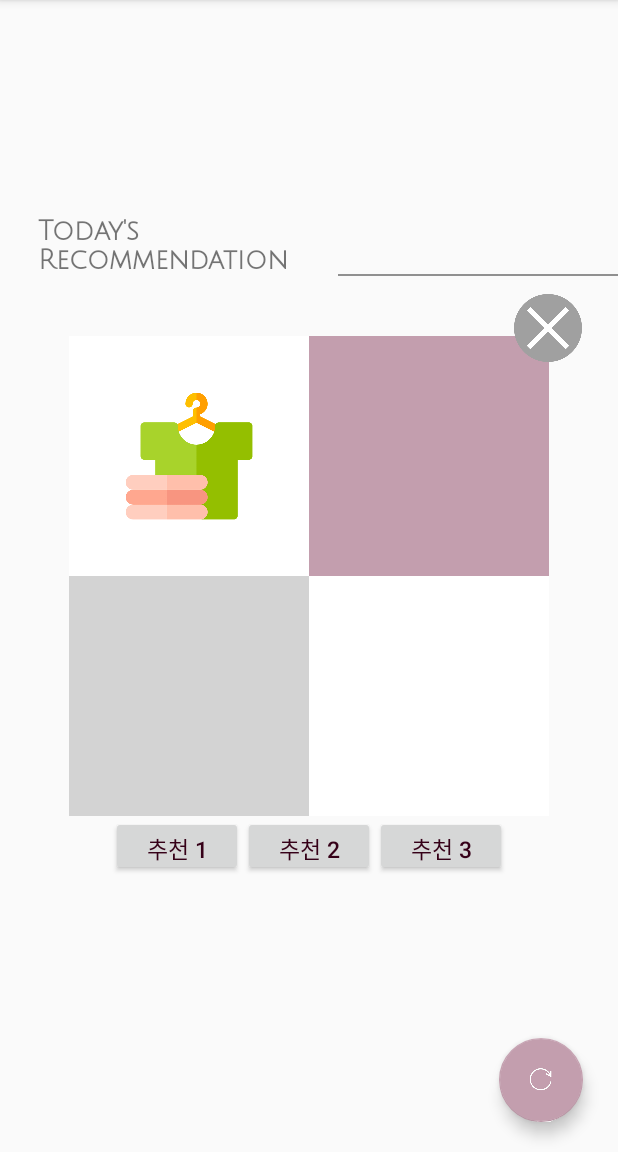
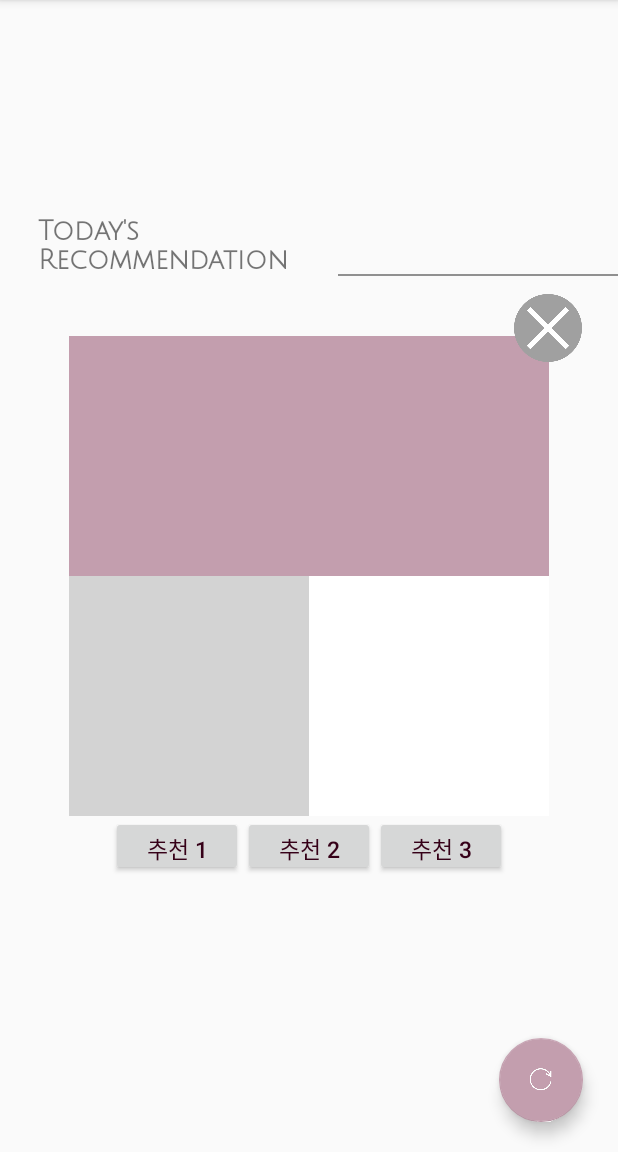
Before and after one commit to rrrjuchin/CLOSETCLOSER, an Android app: the DailyRecommendationActivity screen opened directly, with no data from a screen before it, after a tap on an icon or button, on a phone screen of 412 x 824 dp, the part 84-1236 px from its top. Run offline under Robolectric (Android 15) with nearby library versions, the phone set to English and light mode, and no system bars; our stand-ins replace Firebase (no records; nobody signed in at launch, a user with empty details on screens opened directly), Volley; libraries missing offline, so code that uses them is left out: com.facebook, com.facebook.login; network calls fail.

Commit message:
DailyRecommendationButton
test version

```diff
--- a/ClosetCloser/app/src/main/java/com/team1/se2018/closetcloser/DailyRecommendationActivity.java
+++ b/ClosetCloser/app/src/main/java/com/team1/se2018/closetcloser/DailyRecommendationActivity.java
@@ -14,6 +14,23 @@ import android.widget.FrameLayout;
 import android.widget.TextView;
 import android.widget.Toast;
 
+import com.android.volley.AuthFailureError;
+import com.android.volley.DefaultRetryPolicy;
+import com.android.volley.Request;
+import com.android.volley.RequestQueue;
+import com.android.volley.Response;
+import com.android.volley.VolleyError;
+import com.android.volley.toolbox.StringRequest;
+import com.android.volley.toolbox.Volley;
+import com.google.firebase.auth.FirebaseUser;
+import com.google.firebase.auth.FirebaseAuth;
+
+import org.json.JSONException;
+import org.json.JSONObject;
+
+import java.util.HashMap;
+import java.util.Map;
+
 public class DailyRecommendationActivity extends Fragment
         implements DRChildFragment.OnFragmentInteractionListener,
         DRChildFragment2.OnFragmentInteractionListener{
@@ -24,6 +41,19 @@ public class DailyRecommendationActivity extends Fragment
     final Fragment childFragment = new DRChildFragment();
     final Fragment childFragment2 = new DRChildFragment2();
     final Fragment childFragment3 = new DRChildFragment3();
+
+    private FirebaseAuth firebaseAuth = FirebaseAuth.getInstance();
+    private FirebaseUser firebaseUser = firebaseAuth.getCurrentUser();
+
+
+    final String SERVER_URL_R = "http://54.180.112.26/recommend.php";
+    final int MY_SOCKET_TIMEOUT_MS_R = 50000;
+
+    protected String[] random_category = new String[3];
+    protected String[] random_color = new String[3];
+
+    protected String[] recommend_category = new String[3];
+    protected String[] recommend_color = new String[3];
 
     @Override
     public View onCreateView(LayoutInflater inflater, ViewGroup container,
@@ -111,10 +141,14 @@ public class DailyRecommendationActivity extends Fragment
         refreshBtn.setOnClickListener(new View.OnClickListener() {
             @Override
             public void onClick(View v) {
+                test();
                 // get new recommendation
+                recommendationService();
 
             }
         });
+
+
 
     }
 
@@ -150,4 +184,64 @@ public class DailyRecommendationActivity extends Fragment
         // TODO: Update argument type and name
         void messageFromParentFragment(Uri uri);
     }
+
+    private void recommendationService(){
+        String user_id = firebaseUser.getUid();
+
+        // post image to server
+        StringRequest stringRequest = new StringRequest(Request.Method.POST, SERVER_URL_R, new Response.Listener<String>() {
+            @Override
+            public void onResponse(String response) {
+                try{
+                    JSONObject obj = new JSONObject(response);
+                    recommend_category[0] = obj.optString("category_1");
+                    recommend_category[1] = obj.optString("category_2");
+                    recommend_category[2] = obj.optString("category_3");
+                    recommend_color[0] = obj.optString("color_1");
+                    recommend_color[1] = obj.optString("color_2");
+                    recommend_color[2] = obj.optString("color_3");
+                }catch(JSONException e){
+                    e.printStackTrace();
+                }
+            }
+        }, new Response.ErrorListener() {
+            @Override
+            public void onErrorResponse(VolleyError error) {
+                // Toast.makeText(getApplicationContext(), "error: "+error.toString(), Toast.LENGTH_LONG).show();
+            }
+        }){
+            @Override
+            protected Map<String, String> getParams() throws AuthFailureError {
+                Map<String, String> params = new HashMap<>();
+                params.put("category_1", random_category[0]);
+                params.put("color_1", random_color[0]);
+                params.put("category_2", random_category[1]);
+                params.put("color_2", random_color[1]);
+                params.put("category_3", random_category[2]);
+                params.put("color_3", random_color[2]);
+                return params;
+            }
+        };
+
+        stringRequest.setRetryPolicy(new DefaultRetryPolicy(
+                MY_SOCKET_TIMEOUT_MS_R,
+                DefaultRetryPolicy.DEFAULT_MAX_RETRIES,
+                DefaultRetryPolicy.DEFAULT_BACKOFF_MULT
+        ));
+
+        // may occurs error
+        RequestQueue requestQueue = Volley.newRequestQueue(getActivity().getApplicationContext());
+        requestQueue.add(stringRequest);
+    }
+
+    void test(){
+        random_category[0] = "coat";
+        random_category[1] = "padding";
+        random_category[2] = "sweater";
+
+        random_color[0] = "black";
+        random_color[1] = "red";
+        random_color[2] = "brown";
+
+    }
 }
--- a/ClosetCloser/app/src/main/java/com/team1/se2018/closetcloser/ImageAdapterBottom.java
+++ b/ClosetCloser/app/src/main/java/com/team1/se2018/closetcloser/ImageAdapterBottom.java
@@ -44,10 +44,13 @@ public class ImageAdapterBottom extends BaseAdapter {
         }
 
         imageView.setImageResource(mThumbIds[position]);
+
+
+
         return imageView;
     }
 
     private Integer[] mThumbIds = {
-            R.drawable.left,R.drawable.logo,R.drawable.right, R.drawable.refresh, R.drawable.icon_daily
+            R.drawable.pizza, R.drawable.pizza,R.drawable.pizza
     };
 }
--- a/ClosetCloser/app/src/main/java/com/team1/se2018/closetcloser/ImageAdapterOuter.java
+++ b/ClosetCloser/app/src/main/java/com/team1/se2018/closetcloser/ImageAdapterOuter.java
@@ -48,6 +48,6 @@ public class ImageAdapterOuter extends BaseAdapter {
     }
 
     private Integer[] mThumbIds = {
-            R.drawable.right,R.drawable.logo,R.drawable.left, R.drawable.icon_daily, R.drawable.refresh
+            R.drawable.pizza, R.drawable.pizza,R.drawable.pizza
     };
 }
--- a/ClosetCloser/app/src/main/java/com/team1/se2018/closetcloser/ImageAdapterTop.java
+++ b/ClosetCloser/app/src/main/java/com/team1/se2018/closetcloser/ImageAdapterTop.java
@@ -48,6 +48,6 @@ public class ImageAdapterTop extends BaseAdapter {
     }
 
     private Integer[] mThumbIds = {
-            R.drawable.logo,R.drawable.right,R.drawable.logo, R.drawable.icon_mycloset, R.drawable.icon_daily
+            R.drawable.pizza, R.drawable.pizza,R.drawable.pizza
     };
 }
--- a/ClosetCloser/app/src/main/res/layout/fragment_drchild.xml
+++ b/ClosetCloser/app/src/main/res/layout/fragment_drchild.xml
@@ -31,7 +31,7 @@
                     android:layout_width="match_parent"
                     android:layout_height="match_parent"
                     android:layout_weight="1"
-                    android:background="@drawable/clothessample" />
+                    android:background="@color/colorAccent" />
 
                 <ImageView
                     android:id="@+id/top_image"
--- a/ClosetCloser/app/src/main/res/layout/fragment_drchild2.xml
+++ b/ClosetCloser/app/src/main/res/layout/fragment_drchild2.xml
@@ -39,7 +39,7 @@
                     android:layout_width="match_parent"
                     android:layout_height="match_parent"
                     android:layout_weight="1"
-                    android:background="@drawable/clothessample"
+                    android:background="@color/colorBlack"
                      />
 
             </LinearLayout>
--- a/ClosetCloser/app/src/main/res/layout/fragment_drchild3.xml
+++ b/ClosetCloser/app/src/main/res/layout/fragment_drchild3.xml
@@ -61,7 +61,7 @@
                     android:layout_width="match_parent"
                     android:layout_height="match_parent"
                     android:layout_weight="1"
-                    android:background="@drawable/clothessample"
+                    android:background="@color/colorBlack"
                     />
 
             </LinearLayout>
```
Also changed, not shown: 971 other files.
